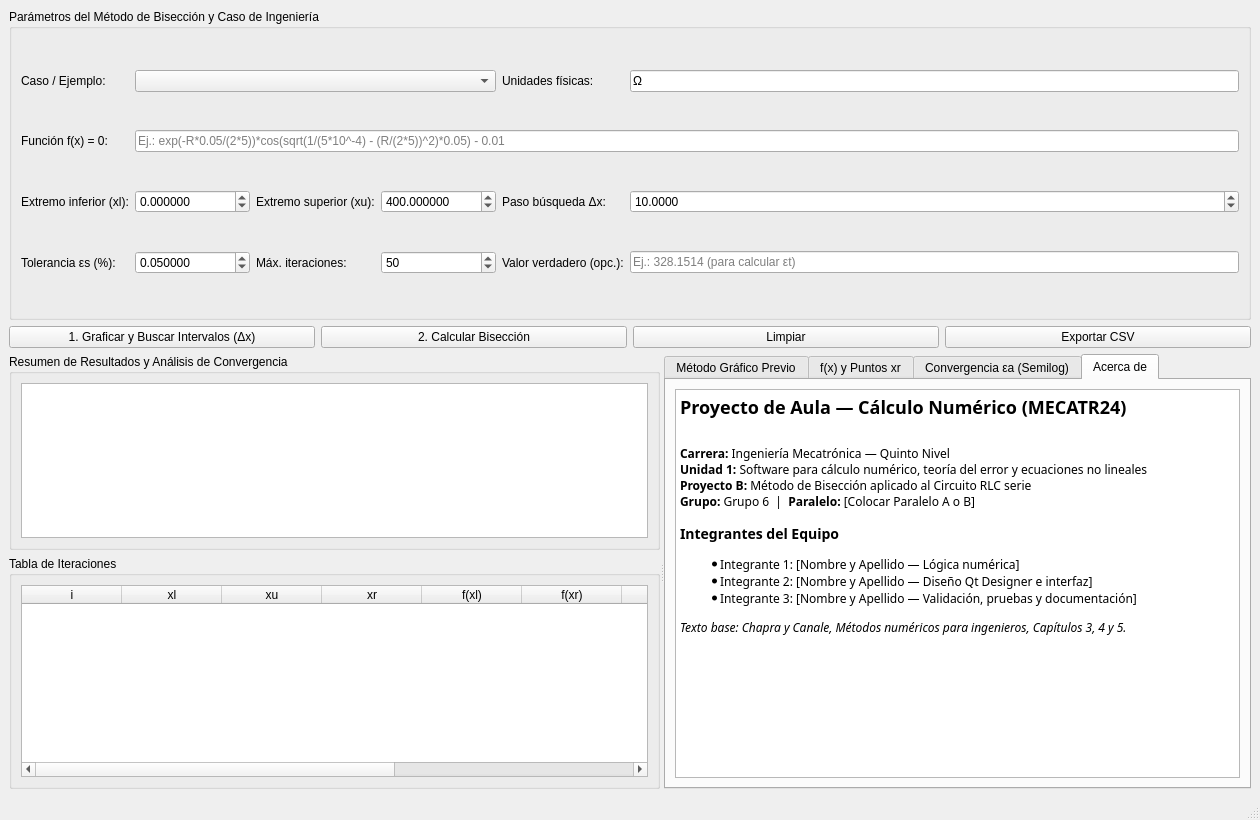
Before: the Qt Designer form CN-ParaleloA-Grupo6/ui/ventana_principal.ui in CHOPPE18/PROYECTO-CALCULO-NUM-RICO, drawn with Qt 5.
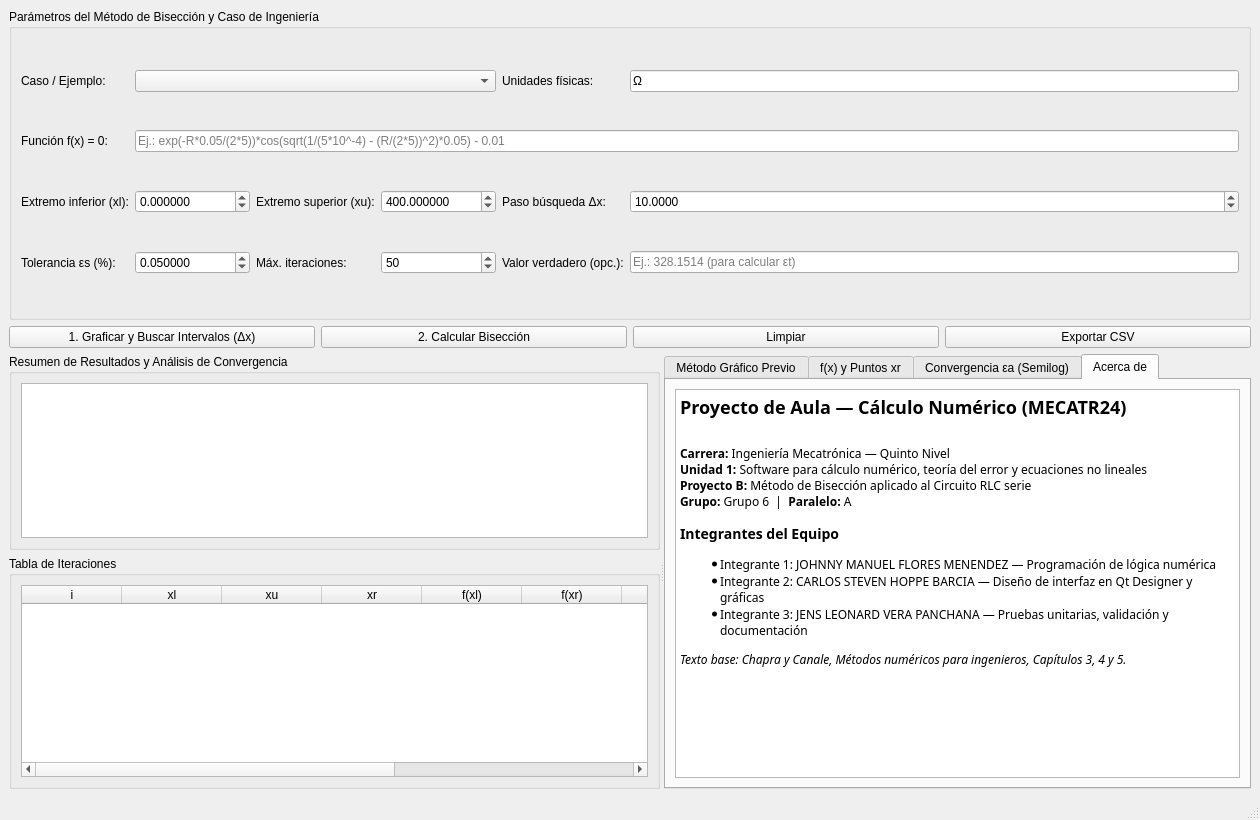
After: the same form once the commit is applied. The open tabs and pages were chosen to show the change.

Commit message: Datos del proyecto

The edit to the form file:
```diff
--- a/CN-ParaleloA-Grupo6/ui/ventana_principal.ui
+++ b/CN-ParaleloA-Grupo6/ui/ventana_principal.ui
@@ -370,12 +370,12 @@
 &lt;p&gt;&lt;b&gt;Carrera:&lt;/b&gt; Ingeniería Mecatrónica — Quinto Nivel&lt;br&gt;
 &lt;b&gt;Unidad 1:&lt;/b&gt; Software para cálculo numérico, teoría del error y ecuaciones no lineales&lt;br&gt;
 &lt;b&gt;Proyecto B:&lt;/b&gt; Método de Bisección aplicado al Circuito RLC serie&lt;br&gt;
-&lt;b&gt;Grupo:&lt;/b&gt; Grupo 6 &amp;nbsp;|&amp;nbsp; &lt;b&gt;Paralelo:&lt;/b&gt; [Colocar Paralelo A o B]&lt;/p&gt;
+&lt;b&gt;Grupo:&lt;/b&gt; Grupo 6 &amp;nbsp;|&amp;nbsp; &lt;b&gt;Paralelo:&lt;/b&gt; A&lt;/p&gt;
 &lt;h3&gt;Integrantes del Equipo&lt;/h3&gt;
 &lt;ul&gt;
-&lt;li&gt;Integrante 1: [Nombre y Apellido — Lógica numérica]&lt;/li&gt;
-&lt;li&gt;Integrante 2: [Nombre y Apellido — Diseño Qt Designer e interfaz]&lt;/li&gt;
-&lt;li&gt;Integrante 3: [Nombre y Apellido — Validación, pruebas y documentación]&lt;/li&gt;
+&lt;li&gt;Integrante 1: JOHNNY MANUEL FLORES MENENDEZ — Programación de lógica numérica&lt;/li&gt;
+&lt;li&gt;Integrante 2: CARLOS STEVEN HOPPE BARCIA — Diseño de interfaz en Qt Designer y gráficas&lt;/li&gt;
+&lt;li&gt;Integrante 3: JENS LEONARD VERA PANCHANA — Pruebas unitarias, validación y documentación &lt;/li&gt;
 &lt;/ul&gt;
 &lt;p&gt;&lt;i&gt;Texto base: Chapra y Canale, Métodos numéricos para ingenieros, Capítulos 3, 4 y 5.&lt;/i&gt;&lt;/p&gt;
 &lt;/body&gt;&lt;/html&gt;</string>
```
